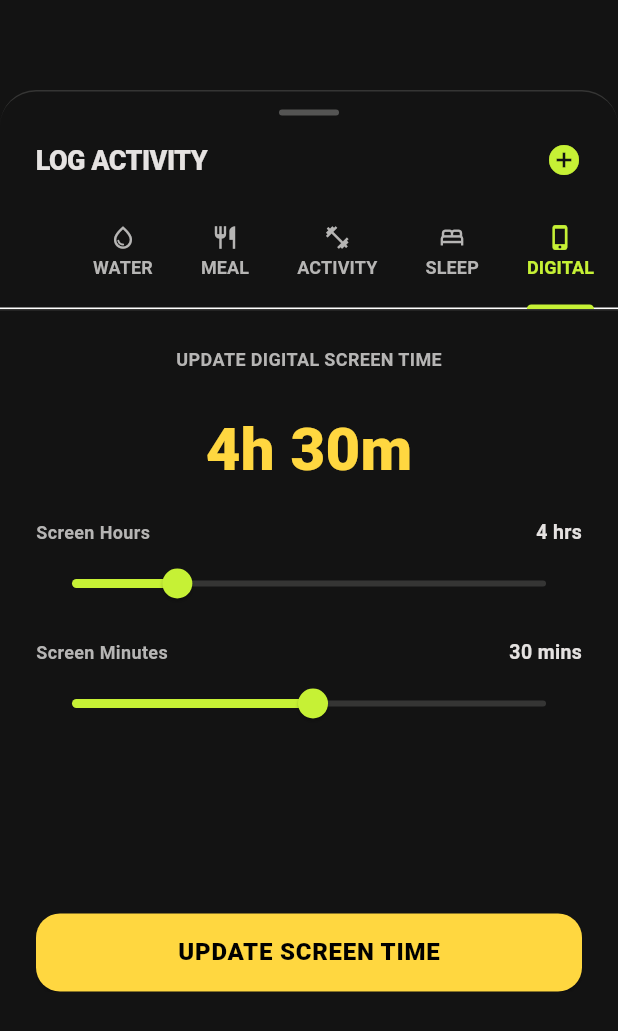
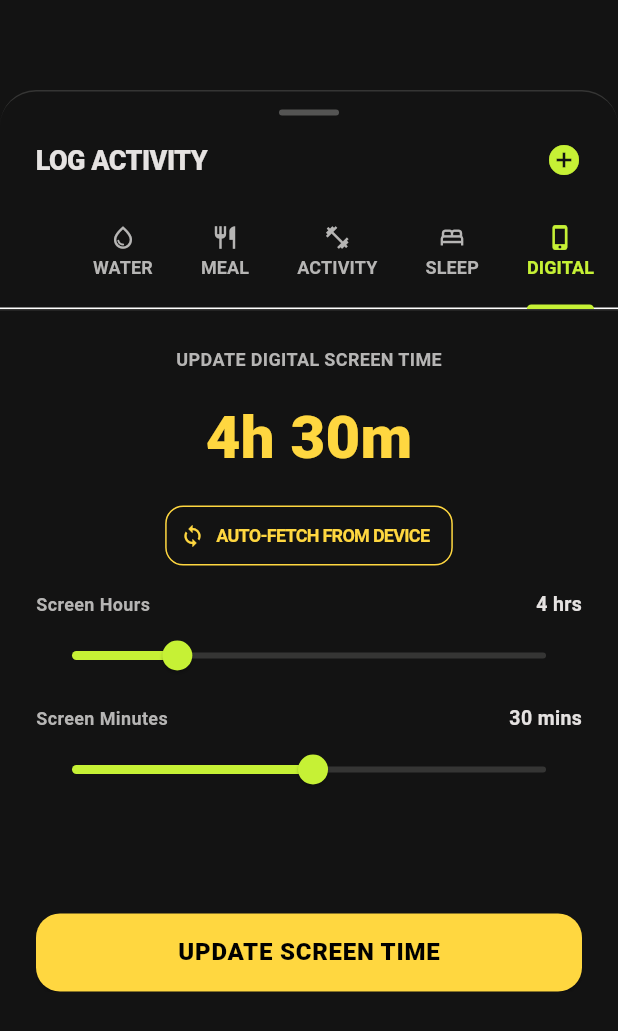
Before and after one commit to pranjalchaplot/kratos_health, a Flutter app: the QuickLogModal widget shown alone on an empty page, opened directly, tab 5 chosen, on a phone screen of 412 x 824 dp. Shown: the top 1031 px of the screen. Run offline on Flutter 3.47's test engine with Material 3 defaults, Android fonts, the phone set to English and light mode, and no system bars; our stand-ins replace shared_preferences; missing offline and left inert: app_usage; accounts and stored records are empty; Roboto replaces fonts that are missing (Geist, JetBrains Mono).

Commit message:
sync with digital wellbeing

```diff
--- a/lib/widgets/quick_log_modal.dart
+++ b/lib/widgets/quick_log_modal.dart
@@ -1,6 +1,7 @@
 import 'package:flutter/material.dart';
 import 'package:provider/provider.dart';
 import '../providers/kratos_provider.dart';
+import '../services/screen_time_service.dart';
 import '../theme/kratos_theme.dart';
 
 class QuickLogModal extends StatefulWidget {
@@ -625,7 +626,7 @@ class _QuickLogModalState extends State<QuickLogModal> with SingleTickerProvider
             color: KratosColors.onSecondaryContainer,
           ),
         ),
-        const SizedBox(height: 20),
+        const SizedBox(height: 12),
         Text(
           '${_digitalHours.toInt()}h ${_digitalMinutes.toInt()}m',
           style: const TextStyle(
@@ -635,11 +636,41 @@ class _QuickLogModalState extends State<QuickLogModal> with SingleTickerProvider
             color: Colors.amberAccent,
           ),
         ),
-        const SizedBox(height: 16),
+        const SizedBox(height: 12),
+        OutlinedButton.icon(
+          style: OutlinedButton.styleFrom(
+            foregroundColor: Colors.amberAccent,
+            side: const BorderSide(color: Colors.amberAccent),
+            shape: RoundedRectangleBorder(borderRadius: BorderRadius.circular(12)),
+          ),
+          onPressed: () async {
+            final duration = await ScreenTimeService.getTodayTotalScreenTime();
+            if (duration > Duration.zero) {
+              setState(() {
+                _digitalHours = duration.inHours.toDouble();
+                _digitalMinutes = (duration.inMinutes % 60).toDouble();
+              });
+              if (mounted) {
+                ScaffoldMessenger.of(context).showSnackBar(
+                  SnackBar(content: Text('Synced screen time from device: ${duration.inHours}h ${duration.inMinutes % 60}m')),
+                );
+              }
+            } else {
+              if (mounted) {
+                ScaffoldMessenger.of(context).showSnackBar(
+                  const SnackBar(content: Text('Could not fetch usage stats. Ensure Usage Access permission is granted in Android settings.')),
+                );
+              }
+            }
+          },
+          icon: const Icon(Icons.sync, size: 16),
+          label: const Text('AUTO-FETCH FROM DEVICE', style: TextStyle(fontSize: 12, fontWeight: FontWeight.bold)),
+        ),
+        const SizedBox(height: 12),
         _buildValueControl('Screen Hours', '${_digitalHours.toInt()} hrs', _digitalHours, 0, 18, (v) {
           setState(() => _digitalHours = v);
         }),
-        const SizedBox(height: 12),
+        const SizedBox(height: 8),
         _buildValueControl('Screen Minutes', '${_digitalMinutes.toInt()} mins', _digitalMinutes, 0, 59, (v) {
           setState(() => _digitalMinutes = v);
         }),
--- a/pubspec.yaml
+++ b/pubspec.yaml
@@ -13,6 +13,7 @@ dependencies:
   intl: ^0.19.0
   provider: ^6.1.5+1
   shared_preferences: ^2.5.5
+  app_usage: ^4.0.0
 
 dev_dependencies:
   flutter_test:
```
Also changed, not shown: lib/providers/kratos_provider.dart (+16 -0 lines), lib/services/screen_time_service.dart (added, +40 -0 lines), pubspec.lock, 1 other file.
